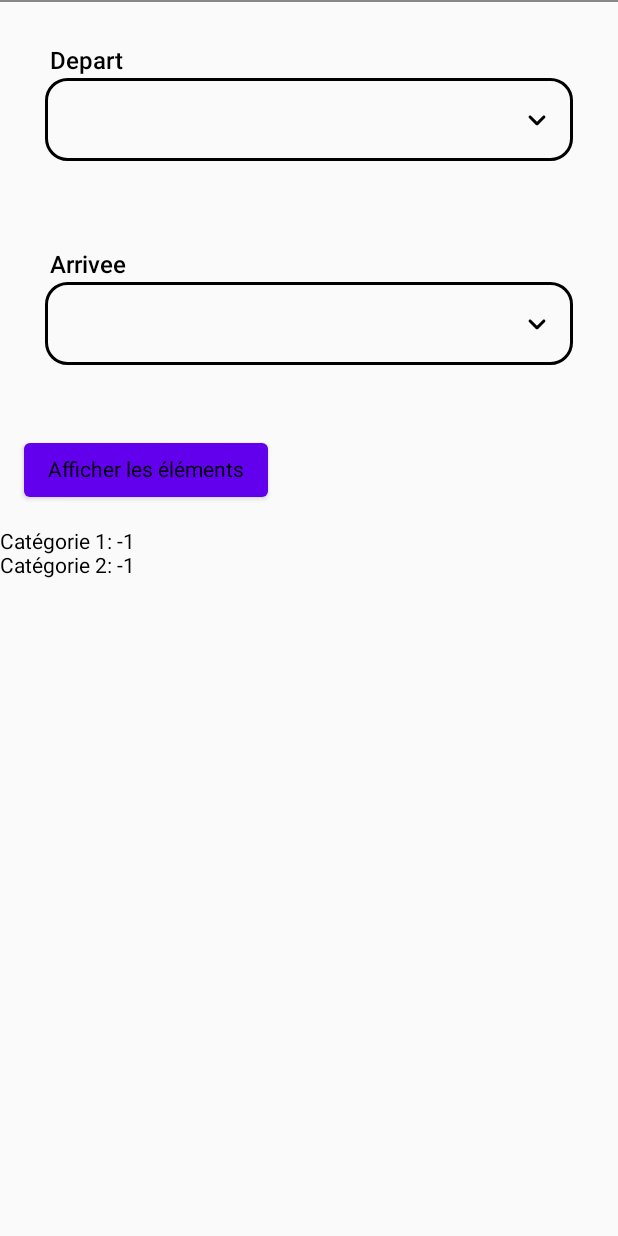
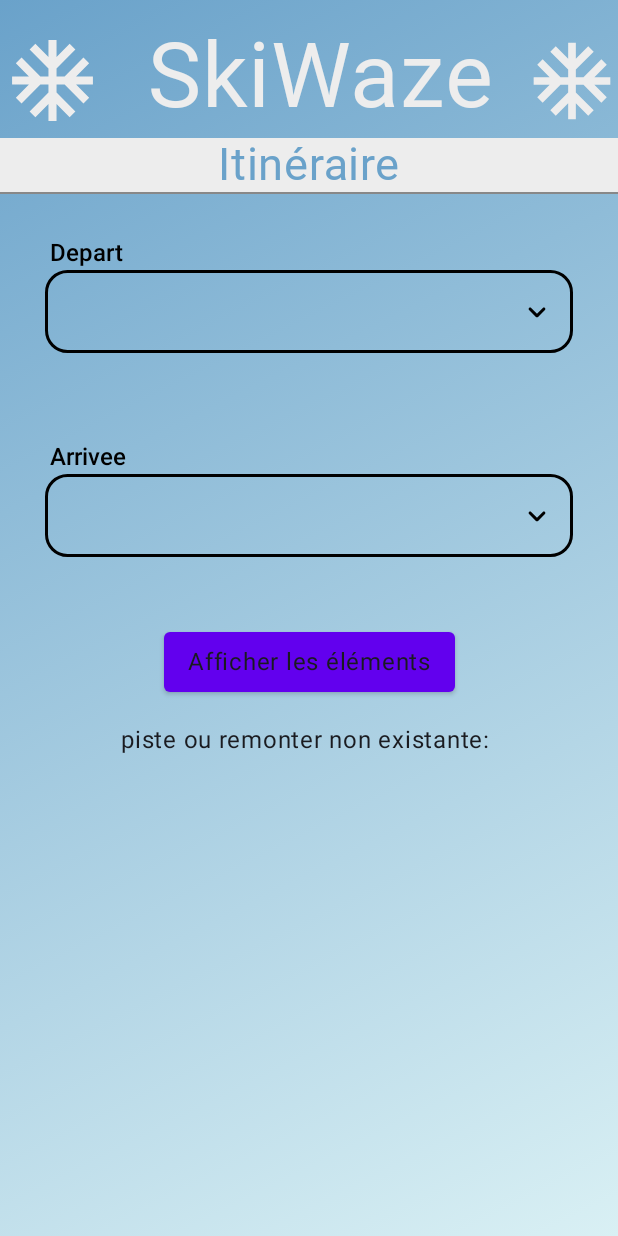
Before and after one commit to aurirml/SkiWaze, an Android app built with Jetpack Compose: the MapActivity screen opened directly, with no data from a screen before it, after a tap on "Afficher les éléments", on a phone screen of 412 x 824 dp. Run offline under Robolectric (Android 15) with nearby library versions, the phone set to English and light mode, and no system bars; our stand-ins replace Firebase (no records; nobody signed in at launch, a user with empty details on screens opened directly); pictures from the network do not load; Roboto replaces fonts that are not available here.

Commit message:
front it

```diff
--- a/app/src/main/java/fr/isen/aurianeramel/skiwaze/MapActivity.kt
+++ b/app/src/main/java/fr/isen/aurianeramel/skiwaze/MapActivity.kt
@@ -1,5 +1,6 @@
 package fr.isen.aurianeramel.skiwaze
 
+import android.content.Intent
 import android.os.Bundle
 import android.util.Log
 import android.widget.AutoCompleteTextView
@@ -72,6 +73,16 @@ import androidx.activity.compose.setContent
 import androidx.compose.foundation.layout.fillMaxSize
 import androidx.compose.material.MaterialTheme
 import androidx.compose.material.Surface
+import androidx.compose.material.icons.filled.Close
+import androidx.compose.material.icons.filled.DownhillSkiing
+import androidx.compose.material3.CardDefaults
+import androidx.compose.material3.ElevatedCard
+import androidx.compose.ui.Alignment
+import androidx.compose.ui.res.colorResource
+import fr.isen.aurianeramel.skiwaze.ui.theme.SkiWazeTheme
+import fr.isen.aurianeramel.skiwaze.ui.theme.comic_sans
+import fr.isen.aurianeramel.skiwaze.ui.theme.stg
+
 //import androidx.compose.material.Text
 
 
@@ -79,10 +90,47 @@ class MapActivity : ComponentActivity() {
     override fun onCreate(savedInstanceState: Bundle?) {
         super.onCreate(savedInstanceState)
         setContent {
-            Column {
+            SkiWazeTheme {
+                // A surface container using the 'background' color from the theme
+                androidx.compose.material3.Surface(
+                    modifier = Modifier.fillMaxSize(),
+                    // color = MaterialTheme.colorScheme.background
+                ) {
+                    Background()
+                    Column(
+                        modifier = Modifier
+                            .fillMaxWidth(),
+                        horizontalAlignment = Alignment.CenterHorizontally
+                    ) {
+                        TopBar()
+                        Row(
+                            modifier = Modifier
+                                .fillMaxWidth()
+                                .background(colorResource(R.color.bright_gray))
+                                .border(
+                                    width = 2.dp,
+                                    color = colorResource(R.color.bright_gray)
+                                ),
+                            horizontalArrangement = Arrangement.Center,
+                        ) {
+                            Text(
+                                text = "Itinéraire",
+                                fontFamily = stg,
+                                fontSize = 30.sp,
+                                color = colorResource(R.color.blue_gray),
+                                modifier = Modifier
+                            )
+                        }
+                        Divider(color = Color.Gray, thickness = 1.dp)
+                        AutoComplete2()
+                    }
+
+                }
+            }
+            /*Column {
                 Divider(color = Color.Gray, thickness = 1.dp)
                 AutoComplete2()
-            }
+            }*/
             //DisplayPaths(start = 1, end =10 )
 
         }
@@ -109,7 +157,7 @@ fun IdToName(depart : Int): String{
             return rem.name
         }
     }
-    return "!"
+    return "Recherche en cours"
 }
 @Composable
 fun getIdFromPisteName(name: String): Int {
@@ -212,14 +260,56 @@ fun ListVoisin(depart : Int): List<Int>{
 @Composable
 fun DisplayPaths(start: Int, end: Int) {
     val paths = removeDuplicateRows( findAllPaths(start, end))
-    Column {
-        for (liste in paths) {
-            Text(text = "aaaaaaaaaaaaaaaaaaaaaaaaaaaaaaaaaaaaaaaaaa")
-            Column {
-                for (element in liste) {
-                    Text(text = " "+IdToName(element))
-                }
+
+    Column(
+        horizontalAlignment = Alignment.CenterHorizontally,
+        verticalArrangement = Arrangement.Center
+
+    ) {
+        //Spacer(Modifier.height(20.dp))
+        LazyColumn(    horizontalAlignment = Alignment.CenterHorizontally,
+            verticalArrangement = Arrangement.Center, // Alignement vertical au centre
+        ) {
+
+            items(paths.toList()){liste ->
+                Divider(color = Color.Gray, thickness = 1.dp)
+                Text(text = "Itinéraire",
+                        fontFamily = comic_sans,
+
+                )
+                for(piste in liste){
+                ElevatedCard(
+                    elevation = CardDefaults.cardElevation(
+                        defaultElevation = 0.dp,
+                    ),
+                    modifier = Modifier
+                        .size(
+                            width = 250.dp,
+                            height = 60.dp
+                        )
+                        .padding(top = 20.dp),
+                    colors = CardDefaults.cardColors(
+                        containerColor = colorResource(R.color.powder_blue)
+                    ),
+                    content = {
+                        Row(
+                            horizontalArrangement = Arrangement.Absolute.Center,
+                            verticalAlignment = Alignment.CenterVertically,
+                            modifier = Modifier
+                                .fillMaxWidth()
+                                .padding(top = 8.dp)
+                        ) {
+                            Row {}
+                            Text(
+                                text = IdToName(piste),
+                                fontFamily = comic_sans
+
+                            )
+                        }
+                    }
+                )
             }
+        }
         }
     }
 }
@@ -579,13 +669,12 @@ fun AutoComplete2() {
     ) {
         Text("Afficher les éléments")
     }
-
     if (showResults) {
-        Text("Catégorie 1: "+ getIdFromPisteName(category1))
-        Text("Catégorie 2: "+ getIdFromPisteName(category2))
         if (getIdFromPisteName(category1)!=-1 && getIdFromPisteName(category2)!=-1){
             DisplayPaths(start = getIdFromPisteName(category1), end =getIdFromPisteName(category2) )
 
+        }else{
+            Text("piste ou remonter non existante: ")
         }
     }
 }
```
